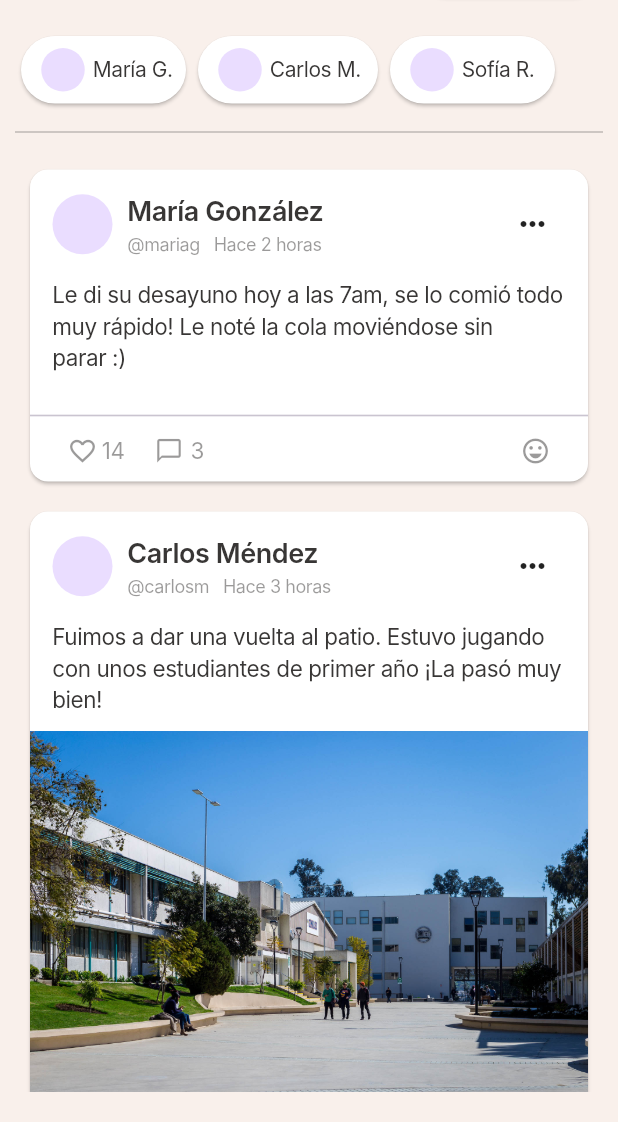
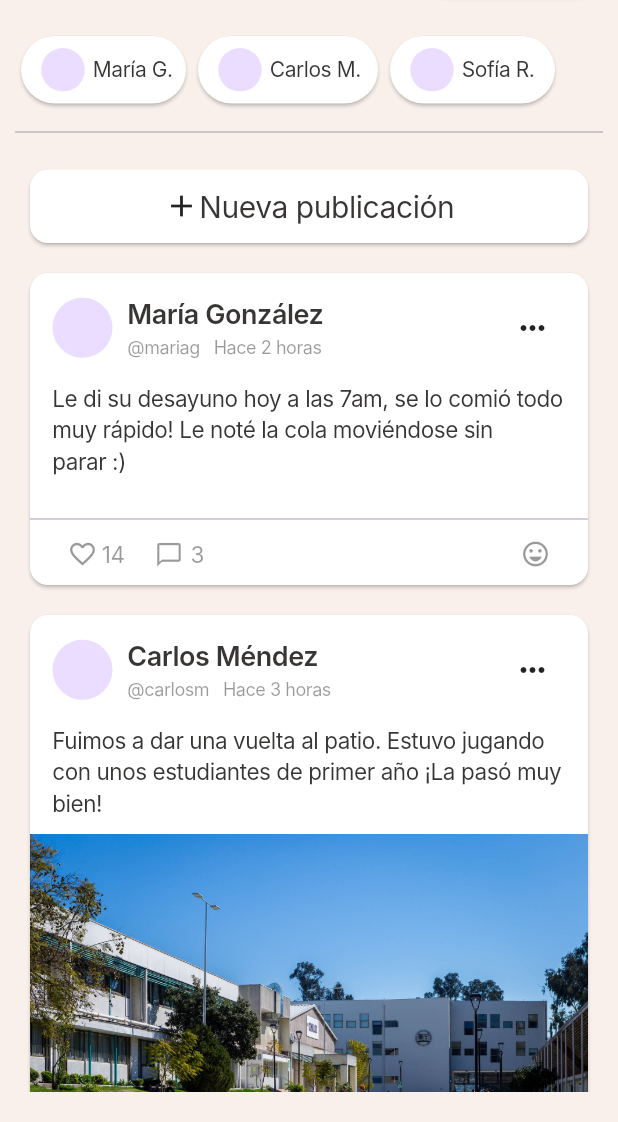
Before and after one commit to Patitas-Unidas/GUAUrdados, a Flutter app: the Foro screen opened directly, on a phone screen of 412 x 824 dp, the part 114-1236 px from its top. Run offline on Flutter 3.47's test engine with Material 3 defaults, Android fonts, the phone set to English and light mode, and no system bars; our stand-ins replace firebase_core; accounts and stored records are empty; Roboto replaces fonts that are missing (Inter).

Commit message:
Añadi botón de nueva publicación en el foro

```diff
--- a/lib/foro.dart
+++ b/lib/foro.dart
@@ -158,6 +158,29 @@ class Foro extends StatelessWidget {
                 color: Color.fromRGBO(56, 54, 53, .3),
               ),
 
+              Card(
+                margin: EdgeInsets.all(10),
+                color: Colors.white,
+                child: InkWell(
+                  onTap: () {},
+                  child: Padding(
+                    padding: EdgeInsets.all(10),
+                    child: Row(
+                      mainAxisAlignment: MainAxisAlignment.center,
+                      children: [
+                        Icon(Icons.add),
+                        Text(
+                          "Nueva publicación",
+                          style: TextStyle(
+                            fontSize: 20,
+                            fontWeight: FontWeight.w400,
+                          ),
+                        ),
+                      ],
+                    ),
+                  ),
+                ),
+              ),
 
               Card(
                 margin: EdgeInsets.all(10),
```
